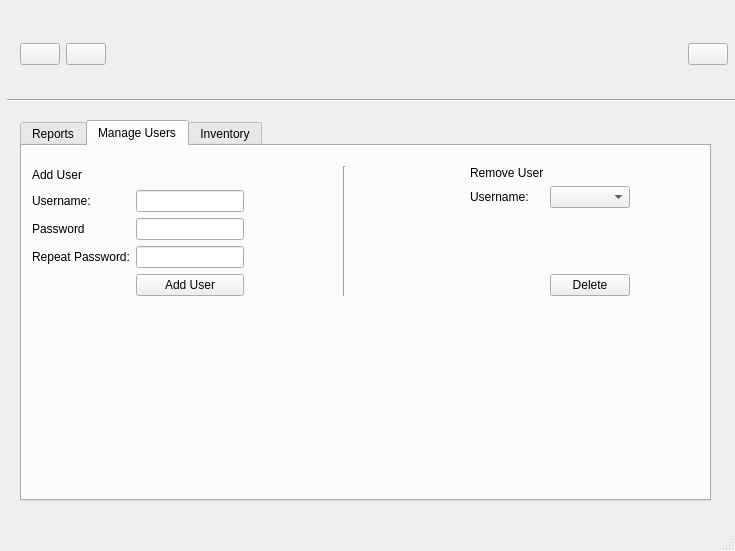
Before: the Qt Designer form UI_files/admin.ui in phillipahereza/PiPos, drawn with Qt 5.
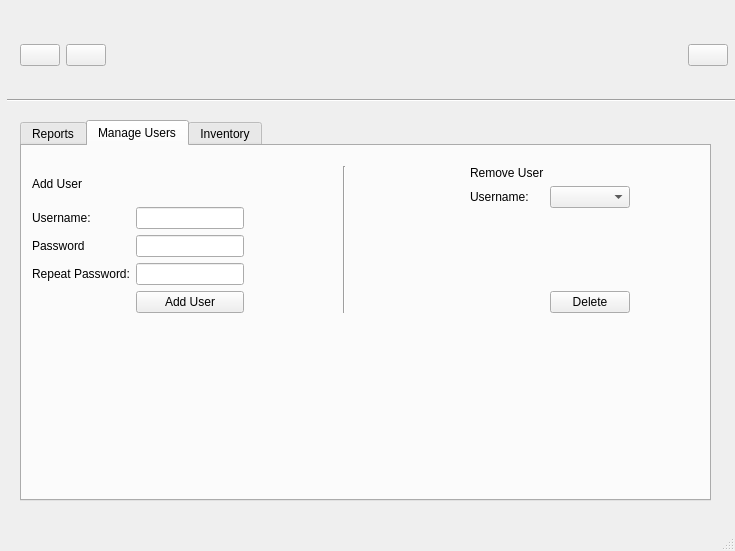
After: the same form once the commit is applied. The open tabs and pages were chosen to show the change. Icons and pictures are not drawn.

Diff of the .ui file:
```diff
--- a/UI_files/admin.ui
+++ b/UI_files/admin.ui
@@ -185,7 +185,7 @@
         <x>10</x>
         <y>20</y>
         <width>598</width>
-        <height>130</height>
+        <height>147</height>
        </rect>
       </property>
       <layout class="QHBoxLayout" name="horizontalLayout_5">
@@ -416,7 +416,7 @@
       <x>20</x>
       <y>20</y>
       <width>708</width>
-      <height>69</height>
+      <height>70</height>
      </rect>
     </property>
     <layout class="QHBoxLayout" name="horizontalLayout">
```
Left out of the diff: 26 changed lines with no effect on the pictures.
